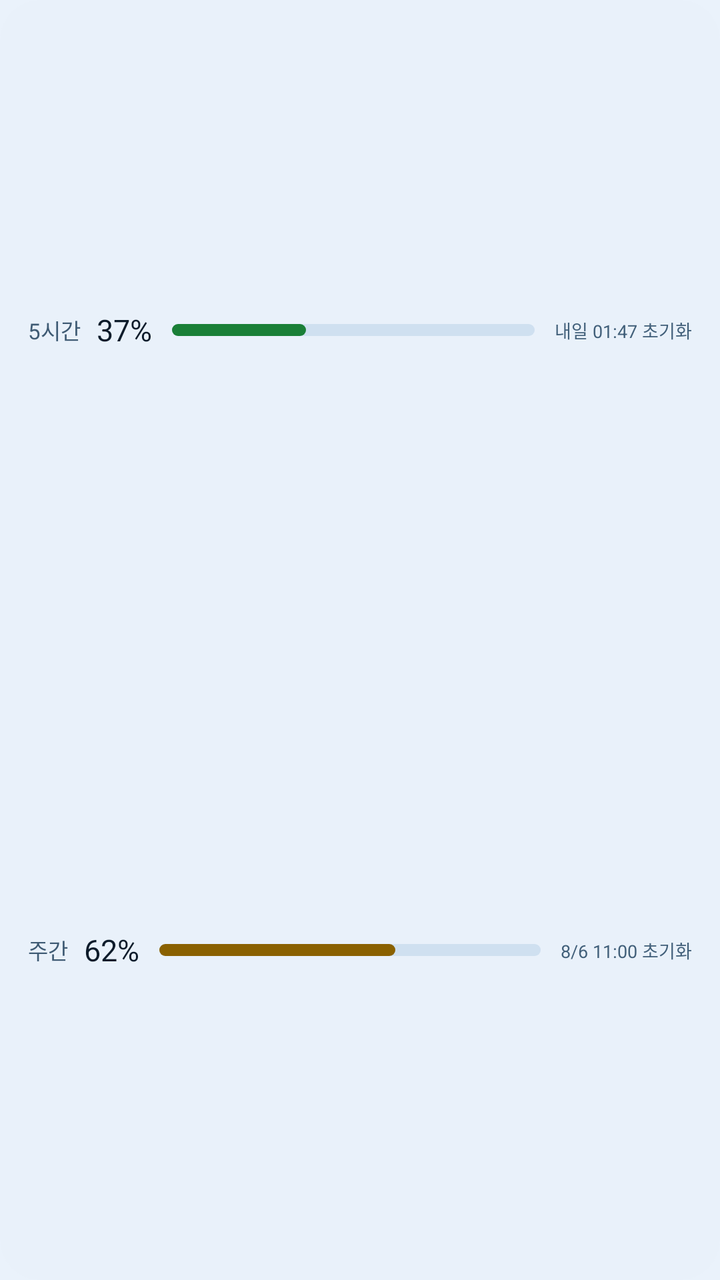
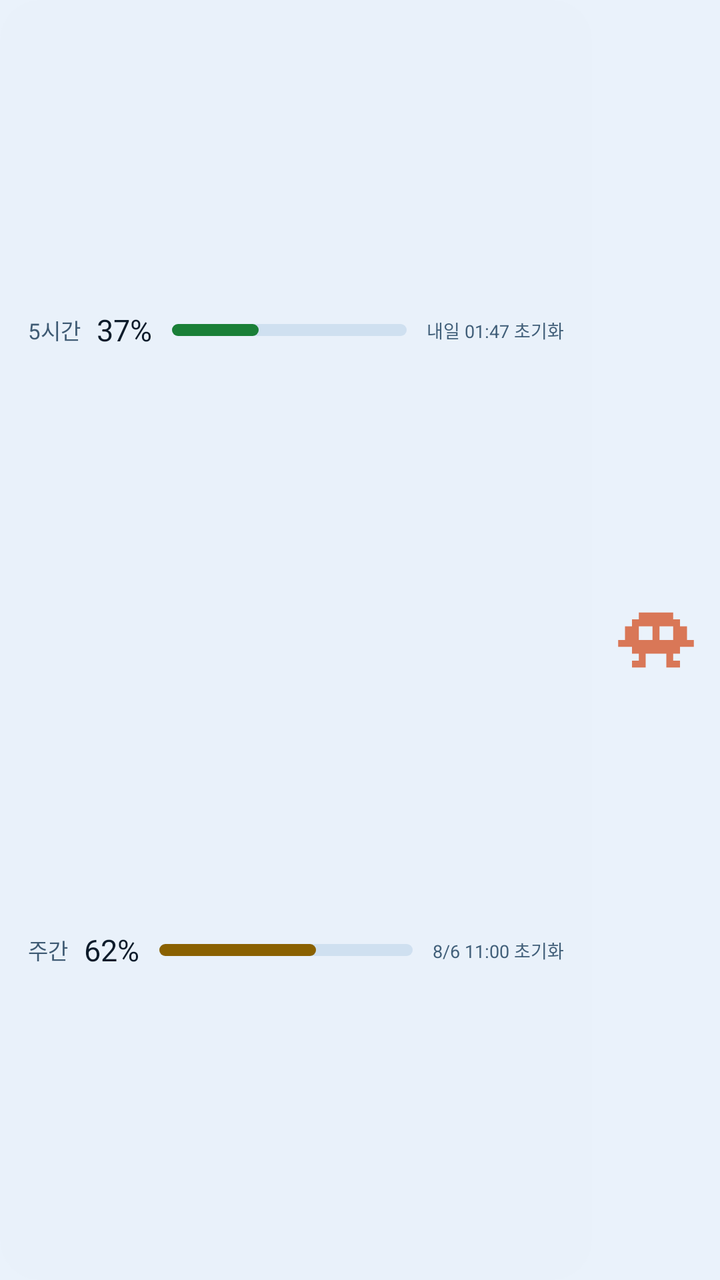

The first picture is an Android layout as it rendered before a commit; the second is the same layout after the commit. The layout source and the unified diff follow.
<!-- AndroidManifest.xml: application theme AppTheme -->
<!-- res/layout/widget_preview_wide.xml -->
<?xml version="1.0" encoding="utf-8"?>
<LinearLayout xmlns:android="http://schemas.android.com/apk/res/android"
    android:layout_width="match_parent"
    android:layout_height="match_parent"
    android:background="@drawable/widget_plate"
    android:orientation="vertical"
    android:paddingHorizontal="14dp"
    android:paddingVertical="10dp">

    <LinearLayout
        android:layout_width="match_parent"
        android:layout_height="0dp"
        android:layout_weight="1"
        android:gravity="center_vertical"
        android:orientation="horizontal">

        <TextView
            android:layout_width="wrap_content"
            android:layout_height="wrap_content"
            android:text="5시간"
            android:textColor="@color/label"
            android:textSize="11sp" />

        <TextView
            android:layout_width="wrap_content"
            android:layout_height="wrap_content"
            android:layout_marginStart="8dp"
            android:text="37%"
            android:textColor="@color/title"
            android:textSize="15sp" />

        <LinearLayout
            android:layout_width="0dp"
            android:layout_height="6dp"
            android:layout_marginHorizontal="10dp"
            android:layout_weight="1"
            android:background="@drawable/preview_bar_track"
            android:orientation="horizontal"
            android:weightSum="100">

            <ImageView
                android:layout_width="0dp"
                android:layout_height="match_parent"
                android:layout_weight="37"
                android:background="@drawable/preview_bar_green" />

            <ImageView
                android:layout_width="0dp"
                android:layout_height="match_parent"
                android:layout_weight="63"
                android:importantForAccessibility="no" />
        </LinearLayout>

        <TextView
            android:layout_width="wrap_content"
            android:layout_height="wrap_content"
            android:text="내일 01:47 초기화"
            android:textColor="@color/faint"
            android:textSize="9sp" />
    </LinearLayout>

    <LinearLayout
        android:layout_width="match_parent"
        android:layout_height="0dp"
        android:layout_weight="1"
        android:gravity="center_vertical"
        android:orientation="horizontal">

        <TextView
            android:layout_width="wrap_content"
            android:layout_height="wrap_content"
            android:text="주간"
            android:textColor="@color/label"
            android:textSize="11sp" />

        <TextView
            android:layout_width="wrap_content"
            android:layout_height="wrap_content"
            android:layout_marginStart="8dp"
            android:text="62%"
            android:textColor="@color/title"
            android:textSize="15sp" />

        <LinearLayout
            android:layout_width="0dp"
            android:layout_height="6dp"
            android:layout_marginHorizontal="10dp"
            android:layout_weight="1"
            android:background="@drawable/preview_bar_track"
            android:orientation="horizontal"
            android:weightSum="100">

            <ImageView
                android:layout_width="0dp"
                android:layout_height="match_parent"
                android:layout_weight="62"
                android:background="@drawable/preview_bar_amber" />

            <ImageView
                android:layout_width="0dp"
                android:layout_height="match_parent"
                android:layout_weight="38"
                android:importantForAccessibility="no" />
        </LinearLayout>

        <TextView
            android:layout_width="wrap_content"
            android:layout_height="wrap_content"
            android:text="8/6 11:00 초기화"
            android:textColor="@color/faint"
            android:textSize="9sp" />
    </LinearLayout>
</LinearLayout>
<!-- resources referenced by this layout -->
<resources>
  <color name="faint">#42607a</color>
  <color name="label">#3f5b74</color>
  <color name="title">#0c1b2a</color>
  <!-- drawable preview_bar_amber (drawable) -->
  <?xml version="1.0" encoding="utf-8"?>
  <shape xmlns:android="http://schemas.android.com/apk/res/android"
      android:shape="rectangle">
      <solid android:color="@color/amber" />
      <corners android:radius="99dp" />
  </shape>
  <!-- drawable preview_bar_green (drawable) -->
  <?xml version="1.0" encoding="utf-8"?>
  <shape xmlns:android="http://schemas.android.com/apk/res/android"
      android:shape="rectangle">
      <solid android:color="@color/green" />
      <corners android:radius="99dp" />
  </shape>
  <!-- drawable preview_bar_track (drawable) -->
  <?xml version="1.0" encoding="utf-8"?>
  <shape xmlns:android="http://schemas.android.com/apk/res/android"
      android:shape="rectangle">
      <solid android:color="@color/track" />
      <corners android:radius="99dp" />
  </shape>
  <!-- drawable widget_plate (drawable) -->
  <?xml version="1.0" encoding="utf-8"?>
  <shape xmlns:android="http://schemas.android.com/apk/res/android"
      android:shape="rectangle">
      <solid android:color="@color/widget_plate" />
      <corners android:radius="20dp" />
  </shape>
  <style name="AppTheme" parent="@android:style/Theme.DeviceDefault.NoActionBar">
          <item name="android:windowBackground">@color/bg</item>
          <item name="android:colorBackground">@color/bg</item>
          <item name="android:statusBarColor">@color/bg</item>
          <item name="android:navigationBarColor">@color/bg</item>
  
          
          <item name="android:windowLightStatusBar">true</item>
      </style>
  <color name="amber">#8a6100</color>
  <color name="green">#1a7f37</color>
  <color name="track">#cfe0f0</color>
  <color name="widget_plate">#a6eaf2fb</color>
  <color name="bg">#eaf2fb</color>
</resources>

<!-- the commit's change to res/layout/widget_preview_wide.xml (unified diff, before → after) -->
@@ -2,6 +2,13 @@
 <LinearLayout xmlns:android="http://schemas.android.com/apk/res/android"
     android:layout_width="match_parent"
     android:layout_height="match_parent"
+    android:gravity="center_vertical"
+    android:orientation="horizontal">
+
+<LinearLayout
+    android:layout_width="0dp"
+    android:layout_height="match_parent"
+    android:layout_weight="1"
     android:background="@drawable/widget_plate"
     android:orientation="vertical"
     android:paddingHorizontal="14dp"
@@ -111,3 +118,11 @@
             android:textSize="9sp" />
     </LinearLayout>
 </LinearLayout>
+
+    <ImageView
+        android:layout_width="64dp"
+        android:layout_height="match_parent"
+        android:contentDescription="@string/app_name"
+        android:scaleType="fitCenter"
+        android:src="@drawable/ic_claudi" />
+</LinearLayout>
<!-- resource entries referenced after the edit -->
@@ -3,6 +3,38 @@
   <color name="faint">#42607a</color>
   <color name="label">#3f5b74</color>
   <color name="title">#0c1b2a</color>
+  <!-- drawable ic_claudi (drawable) -->
+  <?xml version="1.0" encoding="utf-8"?>
+  <vector xmlns:android="http://schemas.android.com/apk/res/android"
+      android:width="108dp"
+      android:height="108dp"
+      android:viewportWidth="108"
+      android:viewportHeight="108">
+  
+      <path
+          android:fillColor="#d97757"
+          android:fillType="evenOdd"
+          android:pathData="M22.10,54.00 L27.90,54.00 L27.90,59.80 L22.10,59.80 Z
+              M80.10,54.00 L85.90,54.00 L85.90,59.80 L80.10,59.80 Z
+              M39.50,30.80 L68.50,30.80 L68.50,36.60 L39.50,36.60 Z
+              M33.70,36.60 L74.30,36.60 L74.30,42.40 L33.70,42.40 Z
+              M27.90,42.40 L80.10,42.40 L80.10,48.20 L27.90,48.20 Z
+              M27.90,48.20 L80.10,48.20 L80.10,54.00 L27.90,54.00 Z
+              M27.90,54.00 L80.10,54.00 L80.10,59.80 L27.90,59.80 Z
+              M33.70,59.80 L74.30,59.80 L74.30,65.60 L33.70,65.60 Z
+              M39.50,65.60 L45.30,65.60 L45.30,71.40 L39.50,71.40 Z
+              M62.70,65.60 L68.50,65.60 L68.50,71.40 L62.70,71.40 Z
+              M33.70,71.40 L45.30,71.40 L45.30,77.20 L33.70,77.20 Z
+              M62.70,71.40 L74.30,71.40 L74.30,77.20 L62.70,77.20 Z
+              M39.50,42.40 L45.30,42.40 L45.30,48.20 L39.50,48.20 Z
+              M45.30,42.40 L51.10,42.40 L51.10,48.20 L45.30,48.20 Z
+              M39.50,48.20 L45.30,48.20 L45.30,54.00 L39.50,54.00 Z
+              M45.30,48.20 L51.10,48.20 L51.10,54.00 L45.30,54.00 Z
+              M56.90,42.40 L62.70,42.40 L62.70,48.20 L56.90,48.20 Z
+              M62.70,42.40 L68.50,42.40 L68.50,48.20 L62.70,48.20 Z
+              M56.90,48.20 L62.70,48.20 L62.70,54.00 L56.90,54.00 Z
+              M62.70,48.20 L68.50,48.20 L68.50,54.00 L62.70,54.00 Z" />
+  </vector>
   <!-- drawable preview_bar_amber (drawable) -->
   <?xml version="1.0" encoding="utf-8"?>
   <shape xmlns:android="http://schemas.android.com/apk/res/android"
@@ -31,6 +63,7 @@
       <solid android:color="@color/widget_plate" />
       <corners android:radius="20dp" />
   </shape>
+  <string name="app_name">클로드 쿨다운</string>
   <style name="AppTheme" parent="@android:style/Theme.DeviceDefault.NoActionBar">
           <item name="android:windowBackground">@color/bg</item>
           <item name="android:colorBackground">@color/bg</item>
